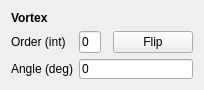
Qt form nplab/instrument/electronics/SLM/ui_vortexbeam.ui (nanophotonics/nplab) before a commit.
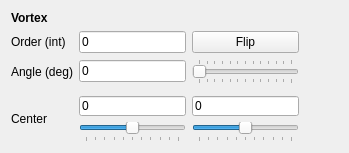
The same form after that commit.

Commit message: Control over the center of the vortex for fine adjustments

Diff of the .ui file:
```diff
--- a/nplab/instrument/electronics/SLM/ui_vortexbeam.ui
+++ b/nplab/instrument/electronics/SLM/ui_vortexbeam.ui
@@ -6,8 +6,8 @@
    <rect>
     <x>0</x>
     <y>0</y>
-    <width>185</width>
-    <height>81</height>
+    <width>349</width>
+    <height>124</height>
    </rect>
   </property>
   <property name="sizePolicy">
@@ -26,13 +26,33 @@
    <string>Form</string>
   </property>
   <layout class="QGridLayout" name="gridLayout">
-   <item row="2" column="0">
-    <widget class="QLabel" name="label_2">
+   <item row="1" column="2">
+    <widget class="QPushButton" name="pushButton_flip">
      <property name="text">
-      <string>Angle (deg)</string>
+      <string>Flip</string>
      </property>
     </widget>
    </item>
+   <item row="4" column="0" rowspan="2">
+    <widget class="QLabel" name="label_3">
+     <property name="text">
+      <string>Center</string>
+     </property>
+    </widget>
+   </item>
+   <item row="1" column="4" rowspan="4">
+    <spacer name="horizontalSpacer">
+     <property name="orientation">
+      <enum>Qt::Horizontal</enum>
+     </property>
+     <property name="sizeHint" stdset="0">
+      <size>
+       <width>40</width>
+       <height>20</height>
+      </size>
+     </property>
+    </spacer>
+   </item>
    <item row="0" column="0">
     <widget class="QLabel" name="label_5">
      <property name="font">
@@ -46,13 +66,6 @@
      </property>
     </widget>
    </item>
-   <item row="1" column="0">
-    <widget class="QLabel" name="label">
-     <property name="text">
-      <string>Order (int)</string>
-     </property>
-    </widget>
-   </item>
    <item row="1" column="1">
     <widget class="QLineEdit" name="lineEdit_order">
      <property name="minimumSize">
@@ -69,7 +82,21 @@
      </property>
     </widget>
    </item>
-   <item row="2" column="1" colspan="3">
+   <item row="1" column="0">
+    <widget class="QLabel" name="label">
+     <property name="text">
+      <string>Order (int)</string>
+     </property>
+    </widget>
+   </item>
+   <item row="2" column="0">
+    <widget class="QLabel" name="label_2">
+     <property name="text">
+      <string>Angle (deg)</string>
+     </property>
+    </widget>
+   </item>
+   <item row="2" column="1">
     <widget class="QLineEdit" name="lineEdit_angle">
      <property name="minimumSize">
       <size>
@@ -85,25 +112,106 @@
      </property>
     </widget>
    </item>
-   <item row="1" column="3">
-    <widget class="QPushButton" name="pushButton_flip">
-     <property name="text">
-      <string>Flip</string>
+   <item row="2" column="2">
+    <widget class="QSlider" name="slider_angle">
+     <property name="maximum">
+      <number>360</number>
      </property>
+     <property name="pageStep">
+      <number>10</number>
+     </property>
+     <property name="orientation">
+      <enum>Qt::Horizontal</enum>
+     </property>
+     <property name="tickPosition">
+      <enum>QSlider::TicksBothSides</enum>
+     </property>
+     <property name="tickInterval">
+      <number>30</number>
+     </property>
     </widget>
    </item>
-   <item row="1" column="2">
-    <spacer name="horizontalSpacer">
+   <item row="5" column="1">
+    <widget class="QSlider" name="slider_center_y">
+     <property name="minimum">
+      <number>-50</number>
+     </property>
+     <property name="maximum">
+      <number>50</number>
+     </property>
+     <property name="pageStep">
+      <number>1</number>
+     </property>
+     <property name="value">
+      <number>0</number>
+     </property>
      <property name="orientation">
       <enum>Qt::Horizontal</enum>
      </property>
-     <property name="sizeHint" stdset="0">
+     <property name="tickPosition">
+      <enum>QSlider::TicksBelow</enum>
+     </property>
+     <property name="tickInterval">
+      <number>10</number>
+     </property>
+    </widget>
+   </item>
+   <item row="5" column="2">
+    <widget class="QSlider" name="slider_center_x">
+     <property name="minimum">
+      <number>-50</number>
+     </property>
+     <property name="maximum">
+      <number>50</number>
+     </property>
+     <property name="pageStep">
+      <number>1</number>
+     </property>
+     <property name="value">
+      <number>0</number>
+     </property>
+     <property name="orientation">
+      <enum>Qt::Horizontal</enum>
+     </property>
+     <property name="tickPosition">
+      <enum>QSlider::TicksBelow</enum>
+     </property>
+     <property name="tickInterval">
+      <number>10</number>
+     </property>
+    </widget>
+   </item>
+   <item row="4" column="1">
+    <widget class="QLineEdit" name="lineEdit_center_y">
+     <property name="minimumSize">
       <size>
-       <width>40</width>
+       <width>0</width>
        <height>20</height>
       </size>
      </property>
-    </spacer>
+     <property name="text">
+      <string>0</string>
+     </property>
+     <property name="placeholderText">
+      <string>Angle</string>
+     </property>
+    </widget>
+   </item>
+   <item row="4" column="2">
+    <widget class="QLineEdit" name="lineEdit_center_x">
+     <property name="minimumSize">
+      <size>
+       <width>0</width>
+       <height>20</height>
+      </size>
+     </property>
+     <property name="text">
+      <string>0</string>
+     </property>
+     <property name="placeholderText">
+      <string>Angle</string>
+     </property>
+    </widget>
    </item>
   </layout>
  </widget>
```
The commit also changes 2 other files.
